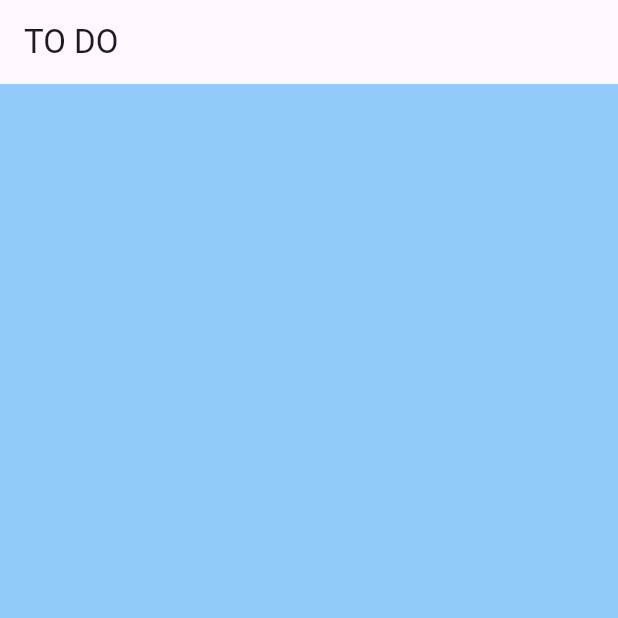
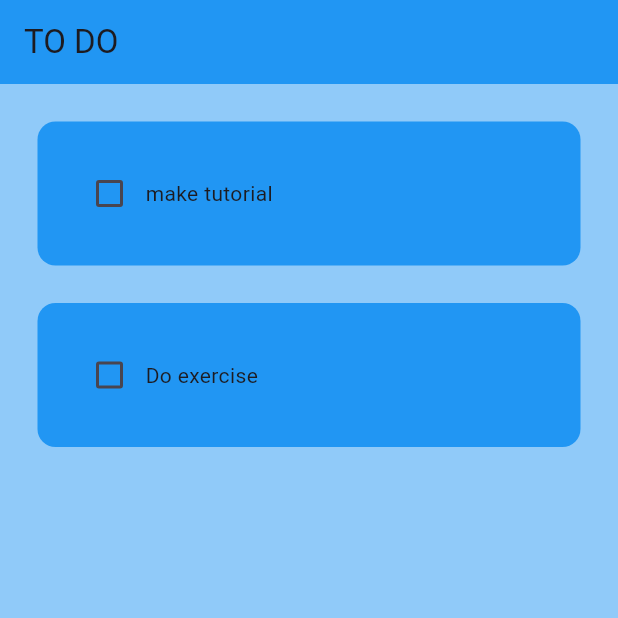
Before and after one commit to Elissa-DI/FTA, a Flutter app: the screen it shows after launch, on a phone screen of 412 x 824 dp, the top half of it. Run offline on Flutter 3.47's test engine with Material 3 defaults, Android fonts, the phone set to English and light mode, and no system bars.

Commit message:
added tiles

```diff
--- a/lib/pages/home_page.dart
+++ b/lib/pages/home_page.dart
@@ -1,3 +1,6 @@
+// ignore_for_file: use_key_in_widget_constructors, prefer_const_constructors
+
+import 'package:first01/utils/todo_tile.dart';
 import 'package:flutter/material.dart';
 
 class HomePage extends StatefulWidget {
@@ -6,6 +9,23 @@ class HomePage extends StatefulWidget {
 }
 
 class _HomePageState extends State<HomePage> {
+  // List todoList = [
+  //   {"make tutorial", false},
+  //   {"Do exercise", false},
+  // ];
+
+  List<Map<String, dynamic>> todoList = [
+    {"taskName": "make tutorial", "taskCompleted": false},
+    {"taskName": "Do exercise", "taskCompleted": false},
+  ];
+
+  void checkBoxChanged(bool? value, int index) {
+    setState(() {
+      // todoList[index][0] = !todoList[index][1];
+      todoList[index]["taskCompleted"] = value;
+    });
+  }
+
   @override
   Widget build(BuildContext context) {
     return Scaffold(
@@ -13,11 +33,19 @@ class _HomePageState extends State<HomePage> {
       appBar: AppBar(
         title: Text('TO DO'),
         elevation: 0,
+        backgroundColor: Colors.blue,
       ),
-      body: ListView(
-        children: [
-
-        ],
+      body: ListView.builder(
+        itemCount: todoList.length,
+        itemBuilder: (context, index) {
+          return TodoTile(
+            // taskName: todoList[index][0],
+            // taskCompleted: todoList[index][1],
+            taskName: todoList[index]["taskName"],
+            taskCompleted: todoList[index]["taskCompleted"],
+            onChanged: (value) => checkBoxChanged(value, index),
+          );
+        },
       ),
     );
   }
--- /dev/null
+++ b/lib/utils/todo_tile.dart
@@ -0,0 +1,49 @@
+// ignore_for_file: sort_child_properties_last, must_be_immutable, prefer_const_constructors
+
+import 'package:flutter/material.dart';
+
+class TodoTile extends StatelessWidget {
+  final String taskName;
+  final bool taskCompleted;
+  Function(bool?)? onChanged;
+
+  TodoTile({
+    super.key,
+    required this.taskName,
+    required this.taskCompleted,
+    required this.onChanged,
+  });
+
+  @override
+  Widget build(BuildContext context) {
+    return Padding(
+      padding: const EdgeInsets.only(left: 25, right: 25, top: 25),
+      child: Container(
+        padding: EdgeInsets.all(24),
+        child: Row(
+          children: [
+            //checkbox
+            Checkbox(
+              value: taskCompleted,
+               onChanged: onChanged,
+               activeColor: Colors.black,
+            ),
+            //Task name
+            Text(
+              taskName,
+              style: TextStyle(
+                decoration: taskCompleted
+                  ?  TextDecoration.lineThrough
+                  :  TextDecoration.none
+              ),
+            ),
+          ],
+        ),
+        decoration: BoxDecoration(
+          color: Colors.blue,
+          borderRadius: BorderRadius.circular(12),
+        ),
+      ),
+    );
+  }
+}
```
Also changed, not shown: lib/main.dart (+1 -17 lines).
